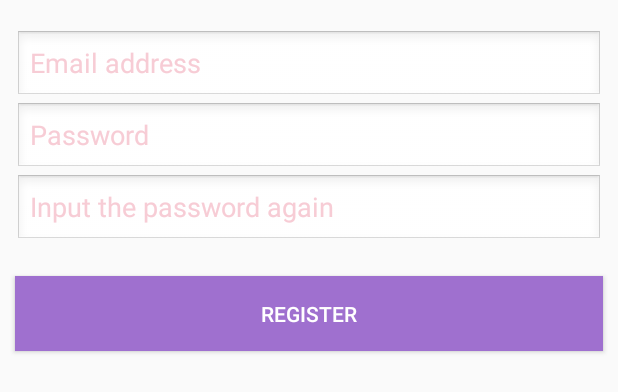
After one commit to kelvin4518/CSCI4140_Final_Project_Pubilc, an Android app: the layout fragment_register_email.xml on its own in the app's theme, with its tools: preview values and no code run, on a phone screen of 412 x 824 dp. The commit adds this screen. Shown: the top 392 px of the screen. Run offline under Robolectric (Android 15) with nearby library versions, the phone set to English and light mode, and no system bars.

Commit message:
1. redirect the fragment in LoginFragment. Now is directed to RegisterEmailFragment 2. Create RegisterEmailFragment and fragment_register_email page 3. add string TODO : test the register functionality

```diff
--- a/app/src/main/java/hk/com/csci4140/culife/fragment/LoginFragment.java
+++ b/app/src/main/java/hk/com/csci4140/culife/fragment/LoginFragment.java
@@ -109,7 +109,10 @@ public class LoginFragment extends BaseFragment {
 
     @OnClick(R.id.login_register_button)
     void onClickRegister(){
-        replaceFragment(new RegisterFragment(), null);
+        // replaceFragment(new RegisterFragment(), null);
+
+        // 现在暂时直接转到电话／邮件注册页面
+        replaceFragment(new RegisterPhoneFragment(), null);
     }
 
     //Check if the information that user input is valid
--- /dev/null
+++ b/app/src/main/res/layout/fragment_register_email.xml
@@ -0,0 +1,64 @@
+<?xml version="1.0" encoding="utf-8"?>
+<LinearLayout xmlns:android="http://schemas.android.com/apk/res/android"
+    xmlns:app="http://schemas.android.com/apk/res-auto"
+    android:orientation="vertical"
+    android:clickable="true"
+    android:focusable="true"
+    android:layout_width="match_parent"
+    android:layout_height="match_parent">
+
+    <LinearLayout
+        android:layout_marginTop="@dimen/spacing_normal"
+        android:padding="@dimen/spacing_normal"
+        android:orientation="vertical"
+        android:layout_width="match_parent"
+        android:layout_height="wrap_content">
+
+        <EditText
+            android:id="@+id/register_via_email"
+            android:inputType="textEmailAddress"
+            android:paddingStart="@dimen/spacing_normal"
+            android:paddingEnd="@dimen/spacing_normal"
+            android:background="@android:drawable/edit_text"
+            android:layout_width="match_parent"
+            android:layout_height="wrap_content"
+            android:hint="@string/register_email_hint"/>
+
+
+        <EditText
+            android:id="@+id/register_et_password"
+            android:inputType="textPassword"
+            android:paddingStart="@dimen/spacing_normal"
+            android:paddingEnd="@dimen/spacing_normal"
+            android:background="@android:drawable/edit_text"
+            android:layout_width="match_parent"
+            android:layout_height="wrap_content"
+            android:hint="@string/register_password_hint"/>
+
+        <EditText
+            android:id="@+id/register_et_retype_password"
+            android:inputType="textPassword"
+            android:paddingStart="@dimen/spacing_normal"
+            android:paddingEnd="@dimen/spacing_normal"
+            android:background="@android:drawable/edit_text"
+            android:layout_width="match_parent"
+            android:layout_height="wrap_content"
+            android:hint="@string/register_retype_password_hint"/>
+
+
+    </LinearLayout>
+
+
+    <Button
+        android:layout_margin="@dimen/spacing_normal"
+        android:id="@+id/register_email_register_button"
+        android:layout_height="@dimen/button_height_normal"
+        android:layout_width="match_parent"
+        android:text="@string/register_register_button_text"
+        android:textColor="@color/white"
+        android:background="@drawable/selector_color_primary"/>
+
+
+
+
+</LinearLayout>
--- a/app/src/main/res/values/strings.xml
+++ b/app/src/main/res/values/strings.xml
@@ -60,6 +60,8 @@
     <!-- Register Phone Fragment -->
     <string name="register_phone_title">Register with phone number</string>
     <string name="register_phone_hint">Phone number</string>
+    <string name="register_email_title">Register with email address</string>
+    <string name="register_email_hint">Email address</string>
     <string name="register_password_hint">Password</string>
     <string name="register_retype_password_hint">Input the password again</string>
     <string name="register_district_hint">District</string>
@@ -73,6 +75,8 @@
     <string name="register_register_button_text">Register</string>
     <string name="register_warning_input_phone_num">Please input the phone number</string>
     <string name="register_warning_valid_phone_num">Please input the correct phone number</string>
+    <string name="register_warning_input_email_address">Please input the email address</string>
+    <string name="register_warning_valid_email_address">Please input the correct email address</string>
     <string name="register_warning_input_password">Please input the password</string>
     <string name="register_warning_retype_password">Please input the password again</string>
     <string name="register_warning_not_the_same">The password is not the same</string>
```
Also changed, not shown: app/src/main/java/hk/com/csci4140/culife/fragment/RegisterEmailFragment.java (added, +257 -0 lines).
